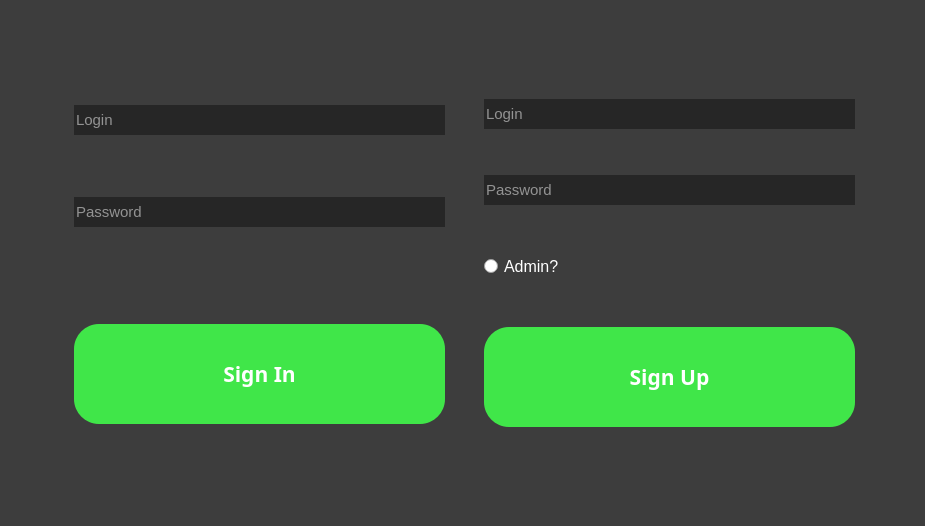
Old version of the form JimRootShopProj/mainwindow.ui in the repository masterkusok/JimRootShop.
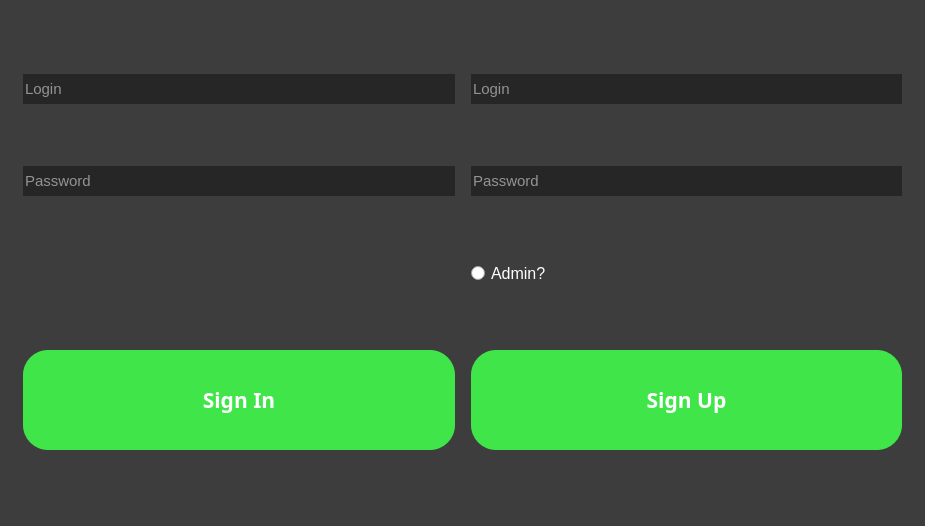
New version of the form.

Commit message: Как же меня задолбал этот кут

The edit to the form file:
```diff
--- a/JimRootShopProj/mainwindow.ui
+++ b/JimRootShopProj/mainwindow.ui
@@ -19,22 +19,15 @@
 }</string>
   </property>
   <widget class="QWidget" name="centralwidget">
-   <layout class="QGridLayout" name="gridLayout">
-    <item row="0" column="0">
+   <layout class="QHBoxLayout" name="horizontalLayout_2">
+    <item>
      <widget class="QStackedWidget" name="stackedWidget">
       <property name="currentIndex">
        <number>0</number>
       </property>
       <widget class="QWidget" name="page_3">
-       <widget class="QWidget" name="layoutWidget">
-        <property name="geometry">
-         <rect>
-          <x>60</x>
-          <y>40</y>
-          <width>381</width>
-          <height>431</height>
-         </rect>
-        </property>
+       <layout class="QHBoxLayout" name="horizontalLayout">
+        <item>
         <layout class="QVBoxLayout" name="loginLayout">
          <property name="leftMargin">
           <number>5</number>
@@ -91,20 +84,26 @@
           </widget>
          </item>
          <item>
-          <spacer name="verticalSpacer">
-           <property name="orientation">
-            <enum>Qt::Vertical</enum>
-           </property>
-           <property name="sizeType">
-            <enum>QSizePolicy::Fixed</enum>
-           </property>
-           <property name="sizeHint" stdset="0">
+           <widget class="QWidget" name="widget" native="true">
+            <property name="sizePolicy">
+             <sizepolicy hsizetype="Preferred" vsizetype="Fixed">
+              <horstretch>0</horstretch>
+              <verstretch>0</verstretch>
+             </sizepolicy>
+            </property>
+            <property name="minimumSize">
+             <size>
+              <width>0</width>
+              <height>30</height>
+             </size>
+            </property>
+            <property name="baseSize">
             <size>
              <width>0</width>
-             <height>35</height>
-            </size>
-           </property>
-          </spacer>
+              <height>0</height>
+             </size>
+            </property>
+           </widget>
          </item>
          <item>
           <widget class="QPushButton" name="loginConfirm">
@@ -146,16 +145,8 @@
           </widget>
          </item>
         </layout>
-       </widget>
-       <widget class="QWidget" name="layoutWidget_2">
-        <property name="geometry">
-         <rect>
-          <x>470</x>
-          <y>50</y>
-          <width>381</width>
-          <height>411</height>
-         </rect>
-        </property>
+        </item>
+        <item>
         <layout class="QVBoxLayout" name="registerLayout" stretch="0,0,0,0">
          <property name="spacing">
           <number>6</number>
@@ -222,7 +213,7 @@
            <property name="sizePolicy">
             <sizepolicy hsizetype="Minimum" vsizetype="Fixed">
              <horstretch>0</horstretch>
-             <verstretch>20</verstretch>
+              <verstretch>0</verstretch>
             </sizepolicy>
            </property>
            <property name="minimumSize">
@@ -231,6 +222,12 @@
              <height>30</height>
             </size>
            </property>
+            <property name="maximumSize">
+             <size>
+              <width>16777215</width>
+              <height>30</height>
+             </size>
+            </property>
            <property name="font">
             <font>
              <pointsize>12</pointsize>
@@ -293,7 +290,8 @@
           </widget>
          </item>
         </layout>
-       </widget>
+        </item>
+       </layout>
       </widget>
       <widget class="QWidget" name="page_4"/>
      </widget>
```
Lines whose indentation alone changed are shown as unchanged.
